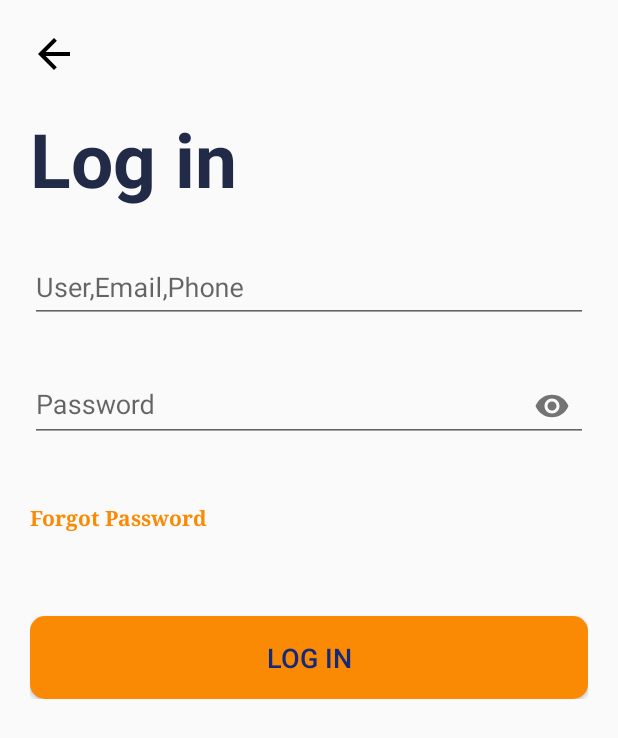
After one commit to MrLongg71/FpolyBookCarDriver, an Android app: the fragment SigninFragment placed in its activity, on a phone screen of 412 x 824 dp. The commit adds this screen. Shown: the top 738 px of the screen. Run offline under Robolectric (Android 15) with nearby library versions, the phone set to English and light mode, and no system bars; our stand-ins replace Firebase (no records; nobody signed in at launch, a user with empty details on screens opened directly).

Commit message:
Add login

```diff
--- a/app/src/main/java/vn/fpoly/fpolybookcardriver/a.java
+++ /dev/null
@@ -1,4 +0,0 @@
-package vn.fpoly.fpolybookcardriver;
-
-public class a {
-}
--- a/app/src/main/java/vn/fpoly/fpolybookcardriver/view/splashscreen/FragmentSplash.java
+++ b/app/src/main/java/vn/fpoly/fpolybookcardriver/view/splashscreen/FragmentSplash.java
@@ -5,6 +5,7 @@ import android.view.LayoutInflater;
 import android.view.View;
 import android.view.ViewGroup;
 import android.view.WindowManager;
+import android.widget.Button;
 
 import androidx.annotation.NonNull;
 import androidx.annotation.Nullable;
@@ -13,12 +14,26 @@ import androidx.fragment.app.Fragment;
 import vn.fpoly.fpolybookcardriver.R;
 
 public class FragmentSplash extends Fragment {
+    private Button btnLogin;
     @Nullable
     @Override
     public View onCreateView(@NonNull LayoutInflater inflater, @Nullable ViewGroup container, @Nullable Bundle savedInstanceState) {
         View view = inflater.inflate(R.layout.fragment_splash, container, false);
         getActivity().getWindow().setFlags(WindowManager.LayoutParams.FLAG_FULLSCREEN,WindowManager.LayoutParams.FLAG_FULLSCREEN);
+        btnLogin = view.findViewById(R.id.btnlogin);
+        btnLogin.setOnClickListener(new View.OnClickListener() {
+            @Override
+            public void onClick(View view) {
+                SigninFragment signinFragment = new SigninFragment();
+                loadFragment(signinFragment);
+            }
+        });
         return view;
+    }
+    private void loadFragment(Fragment fragment) {
+        if (fragment != null) {
+            getFragmentManager().beginTransaction().replace(R.id.frame_driver, fragment).addToBackStack(null).commit();
 
+        }
     }
 }
--- /dev/null
+++ b/app/src/main/java/vn/fpoly/fpolybookcardriver/view/splashscreen/IPresenterLogin.java
@@ -0,0 +1,5 @@
+package vn.fpoly.fpolybookcardriver.view.splashscreen;
+
+public interface IPresenterLogin {
+    void doSignin(String email, String passs);
+}
--- /dev/null
+++ b/app/src/main/java/vn/fpoly/fpolybookcardriver/view/splashscreen/IViewLogin.java
@@ -0,0 +1,6 @@
+package vn.fpoly.fpolybookcardriver.view.splashscreen;
+
+public interface IViewLogin {
+    void onSuccess();
+    void onFail();
+}
--- /dev/null
+++ b/app/src/main/java/vn/fpoly/fpolybookcardriver/view/splashscreen/PresenterLogin.java
@@ -0,0 +1,33 @@
+package vn.fpoly.fpolybookcardriver.view.splashscreen;
+
+import androidx.annotation.NonNull;
+
+import com.google.android.gms.tasks.OnCompleteListener;
+import com.google.android.gms.tasks.Task;
+import com.google.firebase.auth.AuthResult;
+import com.google.firebase.auth.FirebaseAuth;
+
+public class PresenterLogin implements IPresenterLogin {
+    private IViewLogin iViewLogin;
+    private FirebaseAuth firebaseAuth = FirebaseAuth.getInstance();
+
+    public PresenterLogin(IViewLogin iViewLogin) {
+        this.iViewLogin = iViewLogin;
+
+    }
+
+    @Override
+    public void doSignin(String email, String passs) {
+        firebaseAuth.signInWithEmailAndPassword(email,passs).addOnCompleteListener(new OnCompleteListener<AuthResult>() {
+            @Override
+            public void onComplete(@NonNull Task<AuthResult> task) {
+                if(task.isSuccessful()){
+                    iViewLogin.onSuccess();
+                }else {
+                    iViewLogin.onFail();
+                }
+            }
+        });
+
+    }
+}
--- /dev/null
+++ b/app/src/main/java/vn/fpoly/fpolybookcardriver/view/splashscreen/SigninFragment.java
@@ -0,0 +1,79 @@
+package vn.fpoly.fpolybookcardriver.view.splashscreen;
+
+import android.os.Bundle;
+import android.util.Patterns;
+import android.view.LayoutInflater;
+import android.view.View;
+import android.view.ViewGroup;
+import android.widget.Button;
+import android.widget.Toast;
+
+import androidx.annotation.NonNull;
+import androidx.annotation.Nullable;
+import androidx.fragment.app.Fragment;
+
+import com.google.android.material.textfield.TextInputEditText;
+
+import vn.fpoly.fpolybookcardriver.R;
+
+public class SigninFragment extends Fragment implements IViewLogin {
+    private TextInputEditText tieEmail,tiePass;
+    private PresenterLogin presenterLogin;
+    private Button btnLogin;
+    @Nullable
+    @Override
+    public View onCreateView(@NonNull LayoutInflater inflater, @Nullable ViewGroup container, @Nullable Bundle savedInstanceState) {
+        View view = inflater.inflate(R.layout.fragmentlogin, container, false);
+        initView(view);
+        btnLogin.setOnClickListener(new View.OnClickListener() {
+            @Override
+            public void onClick(View view) {
+                checkValid();
+            }
+        });
+
+        return view;
+    }
+    private void initView(View view){
+        tieEmail        = view.findViewById(R.id.edtEmailLogin);
+        tiePass         = view.findViewById(R.id.edtPassLogin);
+        presenterLogin  = new PresenterLogin(this);
+        btnLogin        = view.findViewById(R.id.btnLoginHome);
+    }
+
+    @Override
+    public void onSuccess() {
+
+    }
+
+    @Override
+    public void onFail() {
+
+    }
+    private boolean checkValid(){
+        String Email = tieEmail.getText().toString().trim();
+        String Pass  = tiePass.getText().toString().trim();
+        if (Email.length() == 0 ){
+            tieEmail.setError("Please enter a username,phone");
+            tieEmail.requestFocus();
+            return true;
+        }else if (Pass.length() == 0 ){
+            tiePass.setError("Please enter a password");
+            tiePass.requestFocus();
+            return true;
+        }else if (!Patterns.EMAIL_ADDRESS.matcher(Email).matches()){
+            tieEmail.setError("Please enter a valid email address");
+            tieEmail.requestFocus();
+            return true;
+        }else if (Pass.length() < 6 ){
+            tiePass.setError("Password must have at least 6 special character");
+            tiePass.requestFocus();
+            return true;
+        }else {
+            presenterLogin.doSignin(Email,Pass);
+            Toast.makeText(getActivity(), "OK", Toast.LENGTH_SHORT).show();
+        }
+
+        return false;
+    }
+}
--- a/app/src/main/java/vn/fpoly/fpolybookcardriver/view/splashscreen/SplashScreenActivity.java
+++ b/app/src/main/java/vn/fpoly/fpolybookcardriver/view/splashscreen/SplashScreenActivity.java
@@ -1,6 +1,4 @@
 package vn.fpoly.fpolybookcardriver.view.splashscreen;
-
-import androidx.appcompat.app.AppCompatActivity;
 
 import android.animation.AnimatorSet;
 import android.animation.ObjectAnimator;
@@ -11,7 +9,7 @@ import android.view.WindowManager;
 import android.widget.ImageView;
 import android.widget.LinearLayout;
 
-import com.google.firebase.messaging.FirebaseMessaging;
+import androidx.appcompat.app.AppCompatActivity;
 
 import vn.fpoly.fpolybookcardriver.R;
 
--- /dev/null
+++ b/app/src/main/res/drawable-v24/custom_button_login.xml
@@ -0,0 +1,10 @@
+<?xml version="1.0" encoding="utf-8"?>
+<shape android:shape="rectangle"
+    xmlns:android="http://schemas.android.com/apk/res/android">
+    <corners android:radius="10dp"></corners>
+    <solid android:color="#FA8A04">
+    </solid>
+
+
+
+</shape>
--- /dev/null
+++ b/app/src/main/res/drawable/ic_arrow_back_black_24dp.xml
@@ -0,0 +1,4 @@
+<vector android:height="32dp" android:viewportHeight="24.0"
+    android:viewportWidth="24.0" android:width="32dp" xmlns:android="http://schemas.android.com/apk/res/android">
+    <path android:fillColor="#FF000000" android:pathData="M20,11H7.83l5.59,-5.59L12,4l-8,8 8,8 1.41,-1.41L7.83,13H20v-2z"/>
+</vector>
--- /dev/null
+++ b/app/src/main/res/layout/fragmentlogin.xml
@@ -0,0 +1,108 @@
+<?xml version="1.0" encoding="utf-8"?>
+
+<ScrollView xmlns:android="http://schemas.android.com/apk/res/android"
+    android:layout_width="match_parent"
+    android:layout_height="match_parent">
+
+    <LinearLayout xmlns:android="http://schemas.android.com/apk/res/android"
+        xmlns:app="http://schemas.android.com/apk/res-auto"
+        android:id="@+id/v"
+        android:layout_width="match_parent"
+        android:layout_height="match_parent"
+        android:orientation="vertical">
+
+        <ImageButton
+            android:id="@+id/imgBackLogIn"
+            android:layout_width="wrap_content"
+            android:layout_height="wrap_content"
+            android:layout_marginLeft="20dp"
+            android:layout_marginTop="20dp"
+            android:background="@null"
+            android:src="@drawable/ic_arrow_back_black_24dp" />
+
+        <TextView
+            android:layout_width="wrap_content"
+            android:layout_height="wrap_content"
+            android:layout_margin="20dp"
+            android:text="Log in"
+            android:textColor="#212B47"
+            android:textSize="50dp"
+            android:textStyle="bold" />
+
+        <com.google.android.material.textfield.TextInputLayout
+            android:id="@+id/edtusername"
+
+            android:layout_width="match_parent"
+            android:layout_height="wrap_content"
+            app:errorEnabled="true">
+
+            <com.google.android.material.textfield.TextInputEditText
+                android:id="@+id/edtEmailLogin"
+                android:layout_width="match_parent"
+                android:layout_height="wrap_content"
+                android:layout_marginLeft="20dp"
+                android:layout_marginRight="20dp"
+                android:hint="User,Email,Phone"
+                android:inputType="text"
+                android:textColor="#FA8A04"
+
+                android:textColorHint="#9CA3B5" />
+        </com.google.android.material.textfield.TextInputLayout>
+
+        <com.google.android.material.textfield.TextInputLayout
+            android:id="@+id/edtemail"
+            android:layout_width="match_parent"
+            android:layout_height="wrap_content"
+            app:errorEnabled="true"
+            app:passwordToggleEnabled="true">
+
+            <com.google.android.material.textfield.TextInputEditText
+                android:id="@+id/edtPassLogin"
+                android:layout_width="match_parent"
+                android:layout_height="wrap_content"
+                android:layout_marginLeft="20dp"
+                android:layout_marginTop="30dp"
+                android:layout_marginRight="20dp"
+                android:hint="Password"
+                android:inputType="textPassword"
+                android:textColor="#FA8A04"
+                android:textColorHint="#9CA3B5" />
+        </com.google.android.material.textfield.TextInputLayout>
+
+        <TextView
+            android:id="@+id/txtforgot"
+            android:layout_width="wrap_content"
+            android:layout_height="wrap_content"
+            android:layout_marginLeft="20dp"
+            android:layout_marginTop="20dp"
+            android:fontFamily="serif"
+            android:text="Forgot Password"
+            android:textColor="#FA8A04"
+            android:textStyle="bold" />
+
+
+        <RelativeLayout
+            android:layout_width="match_parent"
+            android:layout_height="match_parent"
+            android:layout_marginLeft="20dp"
+            android:layout_marginRight="20dp">
+
+            <Button
+
+                android:id="@+id/btnLoginHome"
+                android:layout_width="match_parent"
+                android:layout_height="wrap_content"
+                android:layout_alignParentStart="true"
+                android:layout_alignParentTop="true"
+                android:layout_centerInParent="true"
+                android:layout_marginTop="56dp"
+                android:background="@drawable/custom_button_login"
+                android:padding="15dp"
+                android:text="Log In"
+                android:textColor="#14297A"
+                android:textSize="18dp" />
+        </RelativeLayout>
+
+
+    </LinearLayout>
+</ScrollView>
```
Also changed, not shown: app/build.gradle (+7 -39 lines), app/src/main/java/vn/fpoly/fpolybookcardriver/Activity/MainActivity.java (added, +21 -0 lines), app/src/main/java/vn/fpoly/fpolybookcardriver/model/objectclass/Driver.java (added, +111 -0 lines), app/src/main/java/vn/fpoly/fpolybookcardriver/view/splashscreen/LoginFragment.java (deleted, +0 -32 lines), app/src/main/res/layout/fragment_login.xml (deleted, +0 -13 lines).
